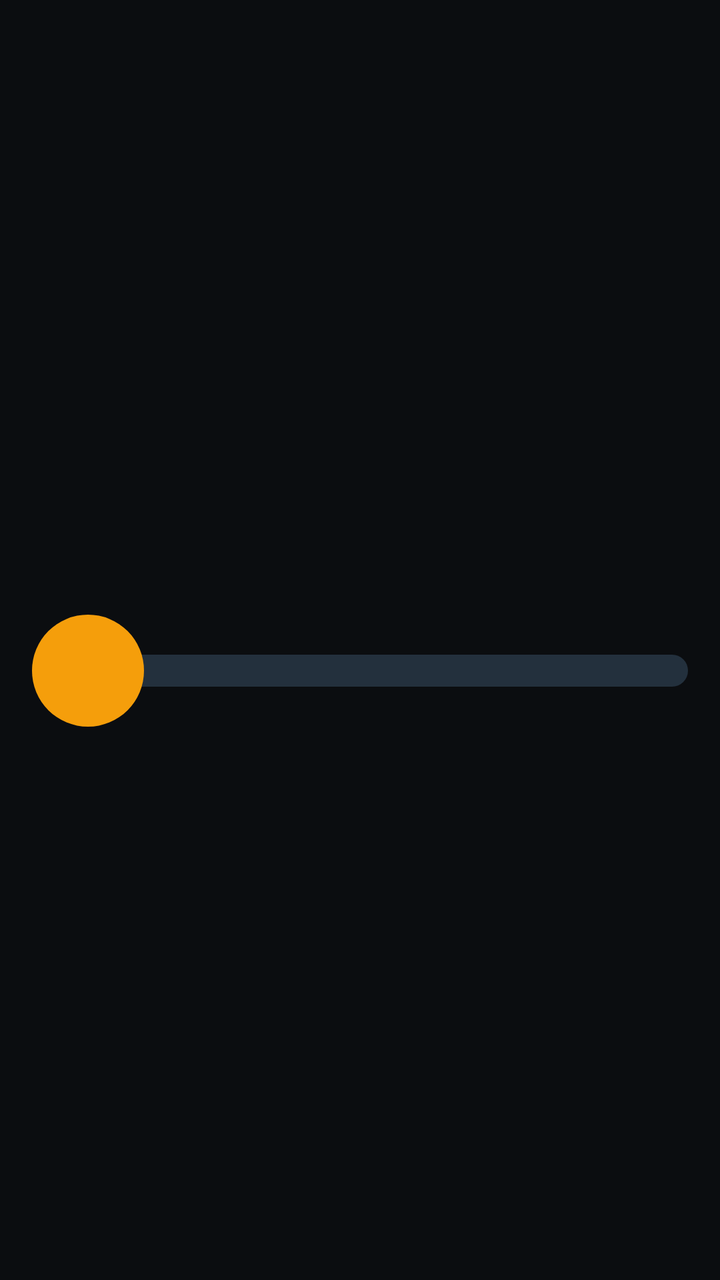
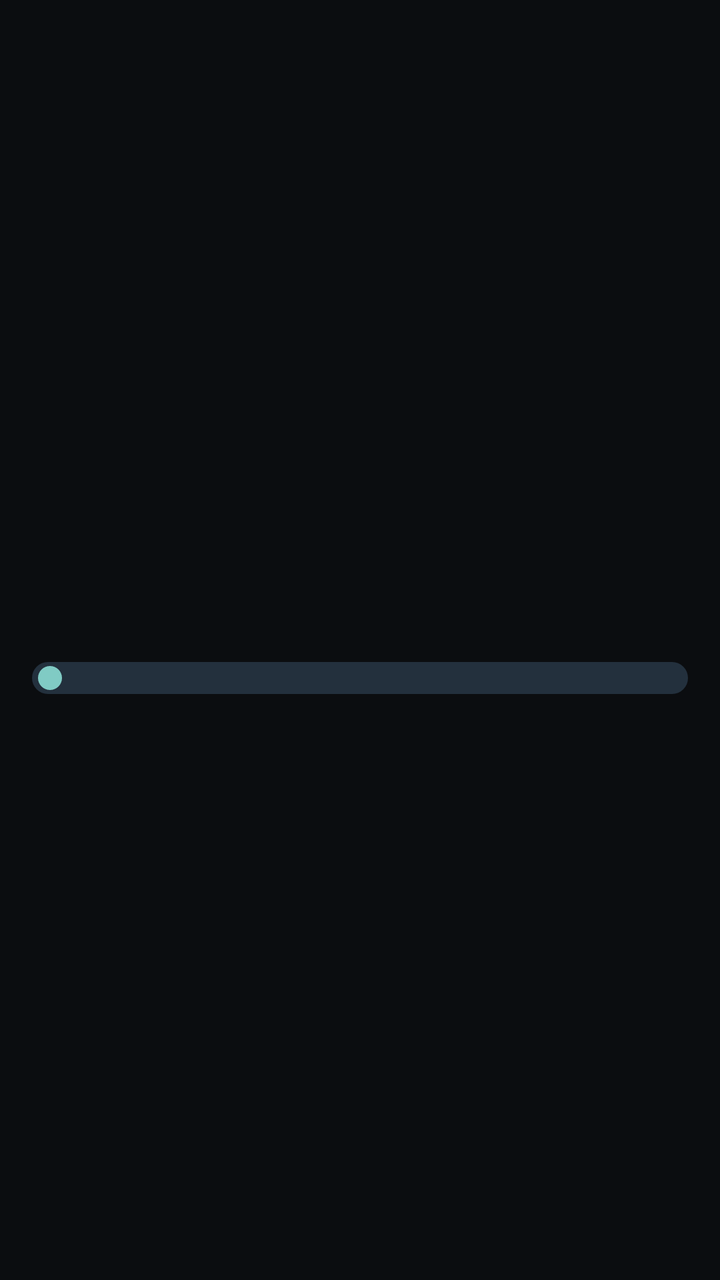

An Android layout rendered at two revisions. The XML below is the earlier revision; the diff shows what the commit changed to produce the second picture.
<!-- AndroidManifest.xml: application theme Theme.MantraRoute -->
<!-- res/layout/volume_row.xml -->
<?xml version="1.0" encoding="utf-8"?>
<LinearLayout xmlns:android="http://schemas.android.com/apk/res/android"
    android:layout_width="match_parent"
    android:layout_height="match_parent"
    android:orientation="vertical"
    android:gravity="center_vertical">

    <TextView
        android:id="@+id/volume_label"
        android:layout_width="match_parent"
        android:layout_height="wrap_content"
        android:textColor="@color/sand"
        android:textSize="20sp" />

    <SeekBar
        android:id="@+id/volume_bar"
        android:layout_width="match_parent"
        android:layout_height="wrap_content"
        android:layout_marginTop="4dp"
        android:max="100"
        android:progressDrawable="@drawable/slider_track"
        android:splitTrack="false"
        android:thumb="@drawable/slider_thumb"
        android:thumbOffset="0dp" />
</LinearLayout>
<!-- resources referenced by this layout -->
<resources>
  <color name="sand">#F2DDB4</color>
  <!-- drawable slider_thumb (drawable) -->
  <?xml version="1.0" encoding="utf-8"?>
  <shape xmlns:android="http://schemas.android.com/apk/res/android"
      android:shape="oval">
      <solid android:color="@color/amber" />
      <size android:width="56dp" android:height="56dp" />
  </shape>
  <!-- drawable slider_track (drawable) -->
  <?xml version="1.0" encoding="utf-8"?>
  <layer-list xmlns:android="http://schemas.android.com/apk/res/android">
      <item android:id="@android:id/background">
          <shape android:shape="rectangle">
              <solid android:color="@color/slate" />
              <corners android:radius="8dp" />
              <size android:height="16dp" />
          </shape>
      </item>
      <item android:id="@android:id/progress">
          <clip>
              <shape android:shape="rectangle">
                  <solid android:color="#3E6B63" />
                  <corners android:radius="8dp" />
                  <size android:height="16dp" />
              </shape>
          </clip>
      </item>
  </layer-list>
  <style name="Theme.MantraRoute" parent="Theme.AppCompat.NoActionBar">
          <item name="android:windowBackground">@color/ground</item>
          <item name="android:textColor">@color/sand</item>
          <item name="android:statusBarColor">@color/ground</item>
          <item name="android:navigationBarColor">@color/ground</item>
      </style>
  <color name="amber">#F59E0B</color>
  <color name="slate">#23303D</color>
  <color name="ground">#0B0D10</color>
</resources>

<!-- the commit's change to res/layout/volume_row.xml (unified diff, before → after) -->
@@ -5,21 +5,35 @@
     android:orientation="vertical"
     android:gravity="center_vertical">
 
-    <TextView
-        android:id="@+id/volume_label"
+    <LinearLayout
         android:layout_width="match_parent"
         android:layout_height="wrap_content"
-        android:textColor="@color/sand"
-        android:textSize="20sp" />
+        android:gravity="center_vertical"
+        android:orientation="horizontal">
+
+        <ImageView
+            android:id="@+id/volume_glyph"
+            android:layout_width="30dp"
+            android:layout_height="30dp"
+            android:contentDescription="@null" />
+
+        <TextView
+            android:id="@+id/volume_label"
+            android:layout_width="0dp"
+            android:layout_height="wrap_content"
+            android:layout_weight="1"
+            android:layout_marginStart="12dp"
+            android:textColor="@color/sand"
+            android:textSize="20sp" />
+    </LinearLayout>
 
     <SeekBar
         android:id="@+id/volume_bar"
         android:layout_width="match_parent"
         android:layout_height="wrap_content"
-        android:layout_marginTop="4dp"
+        android:layout_marginTop="8dp"
         android:max="100"
         android:progressDrawable="@drawable/slider_track"
         android:splitTrack="false"
-        android:thumb="@drawable/slider_thumb"
         android:thumbOffset="0dp" />
 </LinearLayout>
<!-- resource entries referenced after the edit -->
@@ -1,13 +1,6 @@
 <!-- resources referenced by this layout -->
 <resources>
   <color name="sand">#F2DDB4</color>
-  <!-- drawable slider_thumb (drawable) -->
-  <?xml version="1.0" encoding="utf-8"?>
-  <shape xmlns:android="http://schemas.android.com/apk/res/android"
-      android:shape="oval">
-      <solid android:color="@color/amber" />
-      <size android:width="56dp" android:height="56dp" />
-  </shape>
   <!-- drawable slider_track (drawable) -->
   <?xml version="1.0" encoding="utf-8"?>
   <layer-list xmlns:android="http://schemas.android.com/apk/res/android">
@@ -34,7 +27,6 @@
           <item name="android:statusBarColor">@color/ground</item>
           <item name="android:navigationBarColor">@color/ground</item>
       </style>
-  <color name="amber">#F59E0B</color>
   <color name="slate">#23303D</color>
   <color name="ground">#0B0D10</color>
 </resources>
